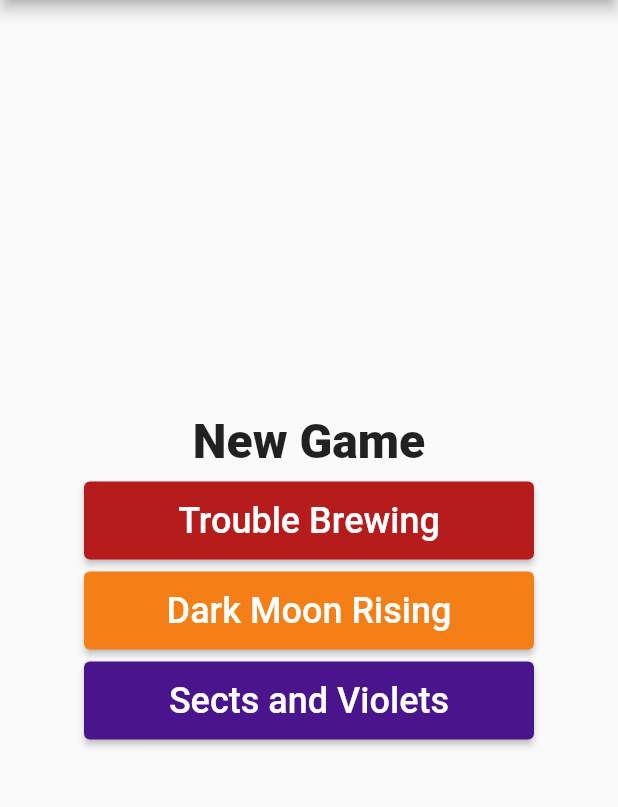
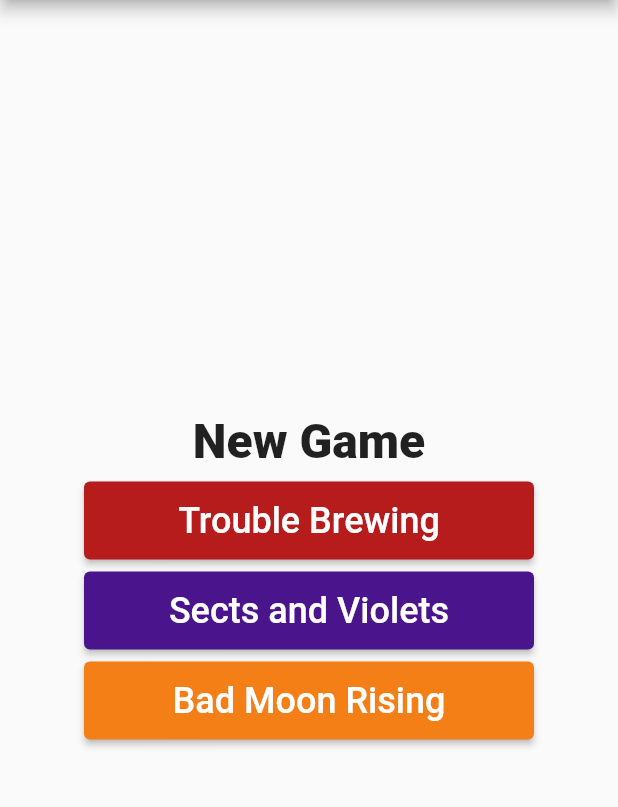
Before and after one commit to tilatrivia/clocktower-notebook, a Flutter app: the screen it shows after launch, on a phone screen of 412 x 824 dp, the part 84-891 px from its top. Run offline on Flutter 3.47's test engine with Material 2 defaults, Android fonts, the phone set to English and light mode, and no system bars.

Commit message:
Add Sects and Violets Characters

```diff
--- a/lib/main.dart
+++ b/lib/main.dart
@@ -61,7 +61,7 @@ class _HomePageState extends State<HomePage> {
               ElevatedButton(
                 style: ButtonStyle(
                   padding: MaterialStateProperty.all<EdgeInsetsGeometry>(const EdgeInsets.all(12)),
-                  backgroundColor: MaterialStateProperty.all<Color>(Colors.red.shade900)
+                  backgroundColor: MaterialStateProperty.all<Color>(Script.getScriptColor(Scripts.troubleBrewing))
                 ),
                 onPressed: () => _startGameWithScript(Script.troubleBrewing()),
                 child: const Text("Trouble Brewing",
@@ -76,10 +76,10 @@ class _HomePageState extends State<HomePage> {
               ElevatedButton(
                   style: ButtonStyle(
                       padding: MaterialStateProperty.all<EdgeInsetsGeometry>(const EdgeInsets.all(12)),
-                      backgroundColor: MaterialStateProperty.all<Color>(Colors.yellow.shade900)
+                      backgroundColor: MaterialStateProperty.all<Color>(Script.getScriptColor(Scripts.sectsAndViolets))
                   ),
-                  onPressed: () => debugPrint("Dark Moon Rising"),
-                  child: const Text("Dark Moon Rising",
+                  onPressed: () => _startGameWithScript(Script.sectsAndViolets()),
+                  child: const Text("Sects and Violets",
                     style: TextStyle(
                       fontSize: 24,
                     ),
@@ -91,10 +91,10 @@ class _HomePageState extends State<HomePage> {
               ElevatedButton(
                   style: ButtonStyle(
                       padding: MaterialStateProperty.all<EdgeInsetsGeometry>(const EdgeInsets.all(12)),
-                    backgroundColor: MaterialStateProperty.all<Color>(Colors.purple.shade900)
+                      backgroundColor: MaterialStateProperty.all<Color>(Script.getScriptColor(Scripts.badMoonRising))
                   ),
-                onPressed: () => debugPrint("Sects and Violets"),
-                child: const Text("Sects and Violets",
+                  onPressed: () => debugPrint("Bad Moon Rising"),
+                  child: const Text("Bad Moon Rising",
                     style: TextStyle(
                       fontSize: 24,
                     ),
--- a/lib/model/script.dart
+++ b/lib/model/script.dart
@@ -1,43 +1,395 @@
 import 'package:clocktower_notes/model/tile.dart';
-import 'package:flutter/src/material/icons.dart';
+import 'package:flutter/material.dart' hide Alignment;
 
 class Script {
   List<Tile> tiles;
+  Scripts scriptId;
 
-  Script.troubleBrewing() : tiles = <Tile>[] {
+  Script.troubleBrewing() : tiles = <Tile>[], scriptId = Scripts.troubleBrewing {
     // Alignments
-    tiles.add(const Tile("Good", Category.unkown, Alignment.good, Icons.thumb_up_outlined));
-    tiles.add(const Tile("Evil", Category.unkown, Alignment.evil, Icons.thumb_down_outlined));
+    tiles.add(const Tile(
+        name: "Good",
+        category: Category.unkown,
+        alignment: Alignment.good,
+        icon: Icons.thumb_up_outlined,
+        description: "Could be any character on the good team."));
+    tiles.add(const Tile(
+        name: "Evil",
+        category: Category.unkown,
+        alignment: Alignment.evil,
+        icon: Icons.thumb_down_outlined,
+        description: "Could be any character working for evil."));
+
     // Townsfolk
-    tiles.add(const Tile("Washerwoman", Category.townsfolk, Alignment.good, Icons.local_laundry_service_outlined));
-    tiles.add(const Tile("Librarian", Category.townsfolk, Alignment.good, Icons.library_books_outlined));
-    tiles.add(const Tile("Investigator", Category.townsfolk, Alignment.good, Icons.search_outlined));
-    tiles.add(const Tile("Chef", Category.townsfolk, Alignment.good, Icons.cookie_outlined));
-    tiles.add(const Tile("Empath", Category.townsfolk, Alignment.good, Icons.favorite_outline));
-    tiles.add(const Tile("Fortune Teller", Category.townsfolk, Alignment.good, Icons.psychology_outlined));
-    tiles.add(const Tile("Undertaker", Category.townsfolk, Alignment.good, Icons.notifications_outlined));
-    tiles.add(const Tile("Monk", Category.townsfolk, Alignment.good, Icons.church_outlined));
-    tiles.add(const Tile("Ravenskeeper", Category.townsfolk, Alignment.good, Icons.park_outlined));
-    tiles.add(const Tile("Virgin", Category.townsfolk, Alignment.good, Icons.circle_outlined));
-    tiles.add(const Tile("Slayer", Category.townsfolk, Alignment.good, Icons.north_east_outlined));
-    tiles.add(const Tile("Soldier", Category.townsfolk, Alignment.good, Icons.cancel_outlined));
-    tiles.add(const Tile("Mayor", Category.townsfolk, Alignment.good, Icons.account_balance_outlined));
+    tiles.add(const Tile(
+        name: "Washerwoman",
+        category: Category.townsfolk,
+        alignment: Alignment.good,
+        icon: Icons.local_laundry_service_outlined,
+        description:
+            "You start knowing that 1 of 2 players is a particular Townsfolk."));
+    tiles.add(const Tile(
+        name: "Librarian",
+        category: Category.townsfolk,
+        alignment: Alignment.good,
+        icon: Icons.library_books_outlined,
+        description:
+            "You start knowing that 1 of 2 players is a particular Outsider. (Or that zero are in play.)"));
+    tiles.add(const Tile(
+        name: "Investigator",
+        category: Category.townsfolk,
+        alignment: Alignment.good,
+        icon: Icons.search_outlined,
+        description:
+            "You start knowing that 1 of 2 players is a particular Minion."));
+    tiles.add(const Tile(
+        name: "Chef",
+        category: Category.townsfolk,
+        alignment: Alignment.good,
+        icon: Icons.cookie_outlined,
+        description:
+            "You start knowing how many pairs of evil players there are."));
+    tiles.add(const Tile(
+        name: "Empath",
+        category: Category.townsfolk,
+        alignment: Alignment.good,
+        icon: Icons.favorite_outline,
+        description:
+            "Each night, you learn how many of your 2 alive neighbours are evil."));
+    tiles.add(const Tile(
+        name: "Fortune Teller",
+        category: Category.townsfolk,
+        alignment: Alignment.good,
+        icon: Icons.psychology_outlined,
+        description:
+            "Each night, choose 2 players: you learn if either is a Demon. There is a good player that registers as a Demon to you."));
+    tiles.add(const Tile(
+        name: "Undertaker",
+        category: Category.townsfolk,
+        alignment: Alignment.good,
+        icon: Icons.cottage_outlined,
+        description:
+            "Each night except for the first, you learn which character died by execution today."));
+    tiles.add(const Tile(
+        name: "Monk",
+        category: Category.townsfolk,
+        alignment: Alignment.good,
+        icon: Icons.church_outlined,
+        description:
+            "Each night except for the first, choose a player (not yourself): they are safe from the Demon tonight."));
+    tiles.add(const Tile(
+        name: "Ravenskeeper",
+        category: Category.townsfolk,
+        alignment: Alignment.good,
+        icon: Icons.park_outlined,
+        description:
+            "If you die at night, you are woken to choose a player: you learn their character."));
+    tiles.add(const Tile(
+        name: "Virgin",
+        category: Category.townsfolk,
+        alignment: Alignment.good,
+        icon: Icons.circle_outlined,
+        description:
+            "The 1st time you are nominated, if the nominator is a Townsfolk, they are executed immediately."));
+    tiles.add(const Tile(
+        name: "Slayer",
+        category: Category.townsfolk,
+        alignment: Alignment.good,
+        icon: Icons.north_east_outlined,
+        description:
+            "Once per game, during the day, publicly choose a player: if they are the Demon, they die."));
+    tiles.add(const Tile(
+        name: "Soldier",
+        category: Category.townsfolk,
+        alignment: Alignment.good,
+        icon: Icons.security_outlined,
+        description: "You are safe from the Demon."));
+    tiles.add(const Tile(
+        name: "Mayor",
+        category: Category.townsfolk,
+        alignment: Alignment.good,
+        icon: Icons.account_balance_outlined,
+        description:
+            "If only 3 players live & no execution occurs, your team wins. If you die at night, another player might die instead."));
+
     // Outsiders
-    tiles.add(const Tile("Butler", Category.outsider, Alignment.good, Icons.people_outline));
-    tiles.add(const Tile("Recluse", Category.outsider, Alignment.good, Icons.lightbulb_outline));
-    tiles.add(const Tile("Drunk", Category.outsider, Alignment.good, Icons.liquor_outlined));
-    tiles.add(const Tile("Saint", Category.outsider, Alignment.good, Icons.auto_awesome_outlined));
+    tiles.add(const Tile(
+        name: "Butler",
+        category: Category.outsider,
+        alignment: Alignment.good,
+        icon: Icons.supervised_user_circle_outlined,
+        description:
+            "Each night, choose a player (not yourself): tomorrow, you may only vote if they are voting too."));
+    tiles.add(const Tile(
+        name: "Recluse",
+        category: Category.outsider,
+        alignment: Alignment.good,
+        icon: Icons.lightbulb_outline,
+        description:
+            "You might register as evil & as a Minion or Demon, even if dead."));
+    tiles.add(const Tile(
+        name: "Drunk",
+        category: Category.outsider,
+        alignment: Alignment.good,
+        icon: Icons.sports_bar_outlined,
+        description:
+            "You do not know you are the Drunk. You think you are a Townsfolk character, but you are not."));
+    tiles.add(const Tile(
+        name: "Saint",
+        category: Category.outsider,
+        alignment: Alignment.good,
+        icon: Icons.auto_awesome_outlined,
+        description: "If you die by execution, your team loses."));
+
     // Minions
-    tiles.add(const Tile("Poisoner", Category.minion, Alignment.evil, Icons.science_outlined));
-    tiles.add(const Tile("Spy", Category.minion, Alignment.evil, Icons.visibility_outlined));
-    tiles.add(const Tile("Baron", Category.minion, Alignment.evil, Icons.school_outlined));
-    tiles.add(const Tile("Scarlett Woman", Category.minion, Alignment.evil, Icons.woman_outlined));
+    tiles.add(const Tile(
+        name: "Poisoner",
+        category: Category.minion,
+        alignment: Alignment.evil,
+        icon: Icons.science_outlined,
+        description:
+            "Each night, choose a player: they are poisoned tonight and tomorrow day."));
+    tiles.add(const Tile(
+        name: "Spy",
+        category: Category.minion,
+        alignment: Alignment.evil,
+        icon: Icons.visibility_outlined,
+        description:
+            "Each night, you see the Grimoire. You might register as good & as a Townsfolk or Outsider, even if dead."));
+    tiles.add(const Tile(
+        name: "Baron",
+        category: Category.minion,
+        alignment: Alignment.evil,
+        icon: Icons.school_outlined,
+        description: "There are extra Outsiders in play. [+2 Outsiders]"));
+    tiles.add(const Tile(
+        name: "Scarlett Woman",
+        category: Category.minion,
+        alignment: Alignment.evil,
+        icon: Icons.woman_outlined,
+        description:
+            "If there are 5 or more players alive & the Demon dies, you become the Demon. (Travellers don't count)"));
+
     // Demons
-    tiles.add(const Tile("Imp", Category.demon, Alignment.evil, Icons.call_split_outlined));
+    tiles.add(const Tile(
+        name: "Imp",
+        category: Category.demon,
+        alignment: Alignment.evil,
+        icon: Icons.call_split_outlined,
+        description:
+            "Each night except for the first, choose a player: they die. If you kill yourself this way, a Minion becomes the Imp."));
+  }
+
+  Script.sectsAndViolets() : tiles = <Tile>[], scriptId = Scripts.sectsAndViolets {
+    // Alignments
+    tiles.add(const Tile(
+        name: "Good",
+        category: Category.unkown,
+        alignment: Alignment.good,
+        icon: Icons.thumb_up_outlined,
+        description: "Could be any character on the good team."));
+    tiles.add(const Tile(
+        name: "Evil",
+        category: Category.unkown,
+        alignment: Alignment.evil,
+        icon: Icons.thumb_down_outlined,
+        description: "Could be any character working for evil."));
+
+    // Townsfolk
+    tiles.add(const Tile(
+        name: "Clockmaker",
+        category: Category.townsfolk,
+        alignment: Alignment.good,
+        icon: Icons.school_outlined,
+        description:
+            "You start knowing how many steps from the Demon to its nearest Minion."));
+    tiles.add(const Tile(
+        name: "Dreamer",
+        category: Category.townsfolk,
+        alignment: Alignment.good,
+        icon: Icons.hourglass_empty_outlined,
+        description:
+            "Each night, choose a player (not yourself or Travellers): you learn 1 good & 1 evil character, 1 of which is correct."));
+    tiles.add(const Tile(
+        name: "Snake Charmer",
+        category: Category.townsfolk,
+        alignment: Alignment.good,
+        icon: Icons.polymer_outlined,
+        description:
+            "Each night, choose an alive player: a chosen Demon swaps characters & alignments with you & is then poisoned."));
+    tiles.add(const Tile(
+        name: "Mathematician",
+        category: Category.townsfolk,
+        alignment: Alignment.good,
+        icon: Icons.calculate_outlined,
+        description:
+            "Each night, you learn how many players' abilities worked abnormally (since dawn) due to another character's ability."));
+    tiles.add(const Tile(
+        name: "Flowergirl",
+        category: Category.townsfolk,
+        alignment: Alignment.good,
+        icon: Icons.local_florist_outlined,
+        description:
+            "Each night except for the first, you learn if a Demon voted today."));
+    tiles.add(const Tile(
+        name: "Town Crier",
+        category: Category.townsfolk,
+        alignment: Alignment.good,
+        icon: Icons.notifications_outlined,
+        description:
+            "Each night except for the first, you learn if a Minion nominated today."));
+    tiles.add(const Tile(
+        name: "Oracle",
+        category: Category.townsfolk,
+        alignment: Alignment.good,
+        icon: Icons.visibility,
+        description:
+            "Each night except for the first, you learn how many dead players are evil."));
+    tiles.add(const Tile(
+        name: "Savant",
+        category: Category.townsfolk,
+        alignment: Alignment.good,
+        icon: Icons.accessible_outlined,
+        description:
+            "Each day, you may visit the Storyteller to learn 2 things in private: 1 is true & 1 is false."));
+    tiles.add(const Tile(
+        name: "Seamstress",
+        category: Category.townsfolk,
+        alignment: Alignment.good,
+        icon: Icons.content_cut_outlined,
+        description:
+            "Once per game, at night, choose 2 players (not yourself): you learn if they are the same alignment."));
+    tiles.add(const Tile(
+        name: "Philosopher",
+        category: Category.townsfolk,
+        alignment: Alignment.good,
+        icon: Icons.smoking_rooms_outlined,
+        description:
+            "Once per game, at night, choose a good character: gain that ability. If this character is in play, they are drunk."));
+    tiles.add(const Tile(
+        name: "Artist",
+        category: Category.townsfolk,
+        alignment: Alignment.good,
+        icon: Icons.brush_outlined,
+        description:
+            "Once per game, during the day, privately ask the Storyteller any yes/no question."));
+    tiles.add(const Tile(
+        name: "Juggler",
+        category: Category.townsfolk,
+        alignment: Alignment.good,
+        icon: Icons.scatter_plot_outlined,
+        description:
+            "On your 1st day, publicly guess up to 5 players' characters. That night, you learn how many you got correct."));
+    tiles.add(const Tile(
+        name: "Sage",
+        category: Category.townsfolk,
+        alignment: Alignment.good,
+        icon: Icons.cake_outlined,
+        description:
+            "If the Demon kills you, you learn that it is 1 of 2 players."));
+
+    // Outsiders
+    tiles.add(const Tile(
+        name: "Mutant",
+        category: Category.outsider,
+        alignment: Alignment.good,
+        icon: Icons.festival_outlined,
+        description:
+            "If you are \"mad\" about being an Outsider, you might be executed."));
+    tiles.add(const Tile(
+        name: "Sweetheart",
+        category: Category.outsider,
+        alignment: Alignment.good,
+        icon: Icons.volunteer_activism_outlined,
+        description: "When you die, 1 player is drunk from now on."));
+    tiles.add(const Tile(
+        name: "Barber",
+        category: Category.outsider,
+        alignment: Alignment.good,
+        icon: Icons.storefront_outlined,
+        description:
+            "If you died today or tonight, the Demon may choose 2 players (not another Demon) to swap characters."));
+    tiles.add(const Tile(
+        name: "Klutz",
+        category: Category.outsider,
+        alignment: Alignment.good,
+        icon: Icons.personal_injury_outlined,
+        description:
+            "When you learn that you died, publicly choose 1 alive player: if they are evil, your team loses."));
+
+    // Minions
+    tiles.add(const Tile(
+        name: "Evil Twin",
+        category: Category.minion,
+        alignment: Alignment.evil,
+        icon: Icons.people_outline,
+        description:
+            "You & an opposing player know each other. If the good player is executed, evil wins. Good can't win if you both live."));
+    tiles.add(const Tile(
+        name: "Witch",
+        category: Category.minion,
+        alignment: Alignment.evil,
+        icon: Icons.change_history_outlined,
+        description:
+            "Each night, choose a player: if they nominate tomorrow, they die. If just 3 players live, you lose this ability."));
+    tiles.add(const Tile(
+        name: "Cerenovus",
+        category: Category.minion,
+        alignment: Alignment.evil,
+        icon: Icons.disabled_visible_outlined,
+        description:
+            "Each night, choose a player & a good character: they are \"mad\" they are this character tomorrow, or might be executed."));
+    tiles.add(const Tile(
+        name: "Pit-Hag",
+        category: Category.minion,
+        alignment: Alignment.evil,
+        icon: Icons.emoji_events_outlined,
+        description:
+            "Each night except for the first, choose a player & a character they become (if not in play). If a Demon is made, deaths tonight are arbitrary."));
+
+    // Demons
+    tiles.add(const Tile(
+        name: "Fang Gu",
+        category: Category.demon,
+        alignment: Alignment.evil,
+        icon: Icons.swap_calls_outlined,
+        description:
+            "Each night except the first, choose a player: they die. The 1st Outsider this kills becomes an evil Fang Gu & you die instead. [+1 Outsider]"));
+    tiles.add(const Tile(
+        name: "Vigormortis",
+        category: Category.demon,
+        alignment: Alignment.evil,
+        icon: Icons.vpn_key_outlined,
+        description: "Each night except for the first, choose a player: they die. Minions you kill keep their ability & poison 1 Townsfolk neighbor. [-1 Outsider]"));
+    tiles.add(const Tile(
+        name: "No Dashii",
+        category: Category.demon,
+        alignment: Alignment.evil,
+        icon: Icons.vaccines_outlined,
+        description: "Each night except for the first, choose a player: they die. Your 2 Townsfolk neighbours are poisoned."));
+    tiles.add(const Tile(
+        name: "Vortox",
+        category: Category.demon,
+        alignment: Alignment.evil,
+        icon: Icons.tornado_outlined,
+        description: "Each night except for the first, choose a player; they die. Townsfolk abilities yield false info. Each day, if no-one is executed, evil wins."));
+  }
+
+  static Color getScriptColor(Scripts scriptId) {
+    switch (scriptId) {
+      case Scripts.troubleBrewing:
+        return Colors.red.shade900;
+      case Scripts.sectsAndViolets:
+        return Colors.purple.shade900;
+      case Scripts.badMoonRising:
+        return Colors.yellow.shade900;
+      default:
+        return Colors.blue.shade900;
+    }
   }
 
   static int getBaseTownsfolkCount(int players) {
-    switch(players) {
+    switch (players) {
       case 0:
       case 1:
       case 2:
@@ -65,7 +417,7 @@ class Script {
   }
 
   static int getBaseOutsiderCount(int players) {
-    switch(players) {
+    switch (players) {
       case 0:
       case 1:
       case 2:
@@ -99,7 +451,7 @@ class Script {
   }
 
   static int getBaseMinionCount(int players) {
-    switch(players) {
+    switch (players) {
       case 0:
       case 1:
       case 2:
@@ -124,5 +476,11 @@ class Script {
         return 3;
     }
   }
+}
 
+enum Scripts {
+  troubleBrewing,
+  sectsAndViolets,
+  badMoonRising,
+  custom
 }
--- a/lib/model/tile.dart
+++ b/lib/model/tile.dart
@@ -5,8 +5,9 @@ class Tile {
   final IconData icon;
   final Alignment alignment;
   final Category category;
+  final String description;
 
-  const Tile(this.name, this.category, this.alignment, this.icon);
+  const Tile({required this.name, required this.category, required this.alignment, required this.icon, this.description = ""});
 
   bool isEqual(Tile other) {
     return name == other.name
```
Lines whose indentation alone changed are shown as unchanged.
